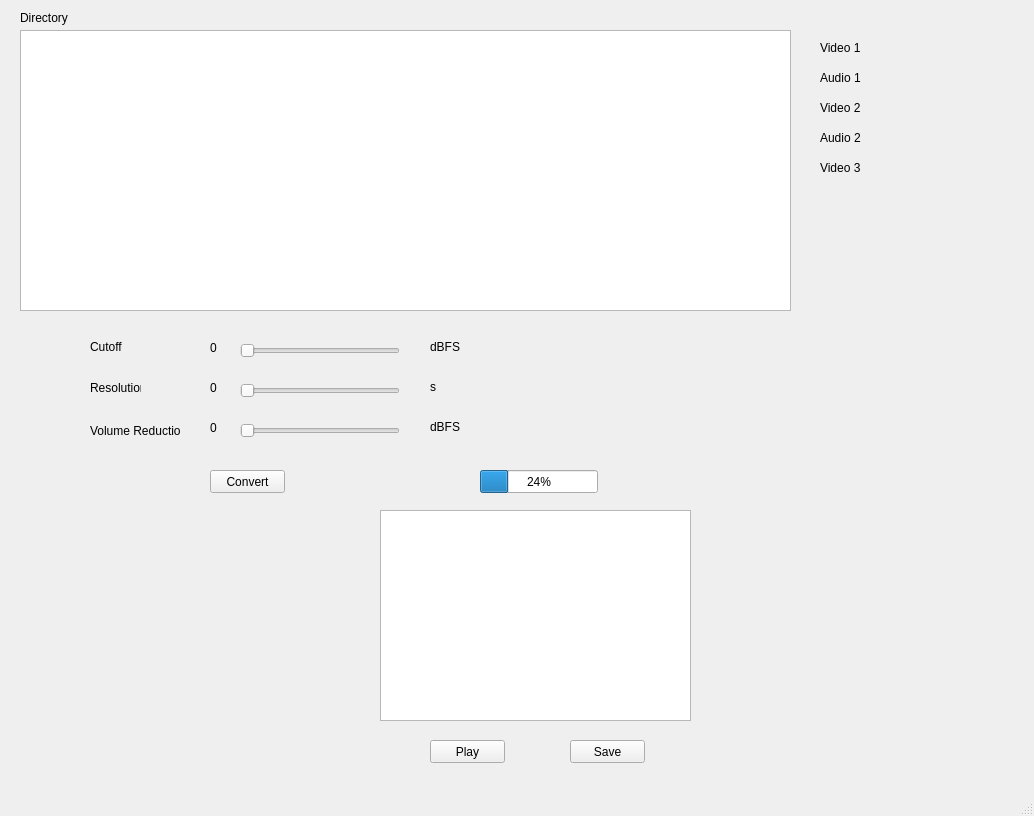
Above: main_screen.ui from rppavao/despolariza_video_edit before the change. Below: the same form after it.
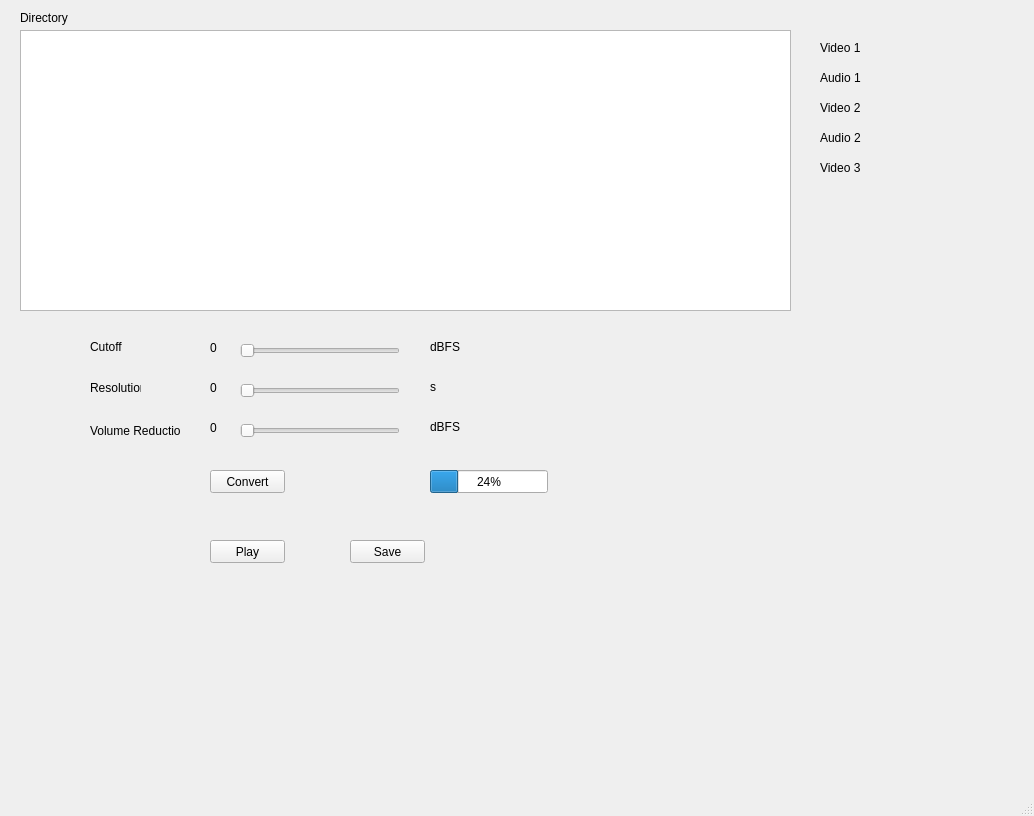
That is the form after the change.

Patch:
```diff
--- a/main_screen.ui
+++ b/main_screen.ui
@@ -183,7 +183,7 @@
    <widget class="QProgressBar" name="progressBar">
     <property name="geometry">
      <rect>
-      <x>480</x>
+      <x>430</x>
       <y>470</y>
       <width>118</width>
       <height>23</height>
@@ -232,21 +232,11 @@
      <string>dBFS</string>
     </property>
    </widget>
-   <widget class="QGraphicsView" name="finalVideoView">
-    <property name="geometry">
-     <rect>
-      <x>380</x>
-      <y>510</y>
-      <width>311</width>
-      <height>211</height>
-     </rect>
-    </property>
-   </widget>
    <widget class="QPushButton" name="buttonPlay">
     <property name="geometry">
      <rect>
-      <x>430</x>
-      <y>740</y>
+      <x>210</x>
+      <y>540</y>
       <width>75</width>
       <height>23</height>
      </rect>
@@ -258,8 +248,8 @@
    <widget class="QPushButton" name="buttonSave">
     <property name="geometry">
      <rect>
-      <x>570</x>
-      <y>740</y>
+      <x>350</x>
+      <y>540</y>
       <width>75</width>
       <height>23</height>
      </rect>
```
